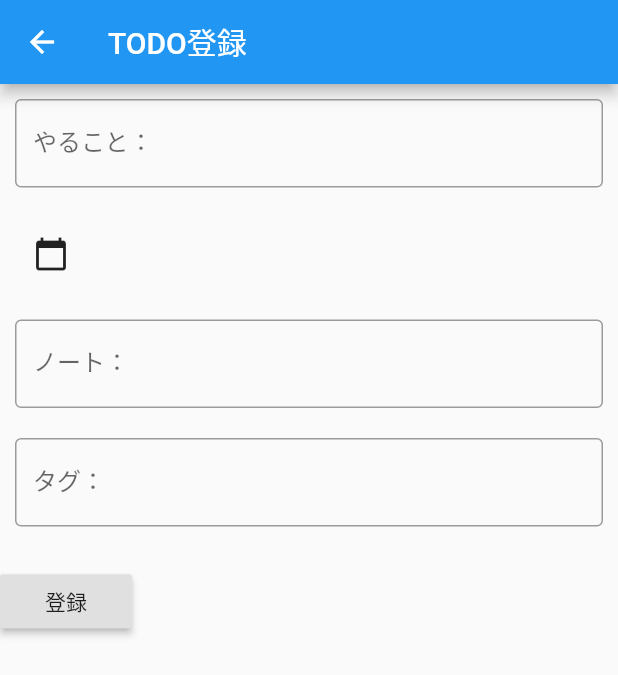
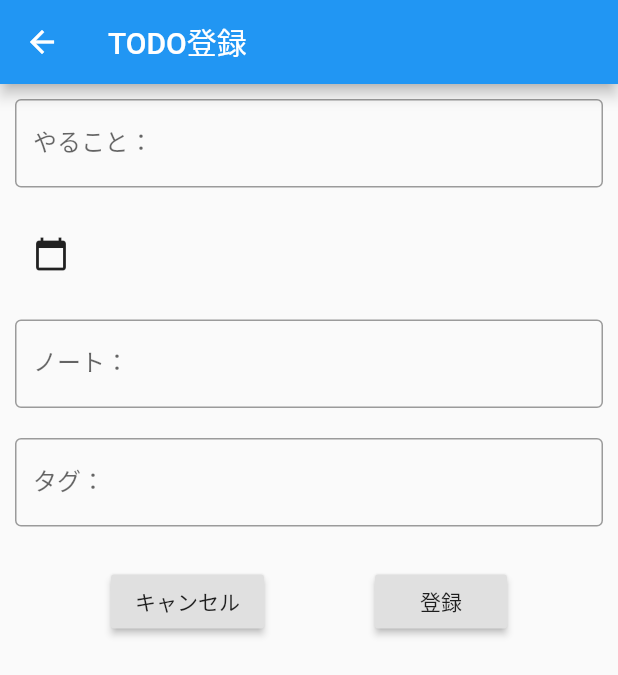
Before and after one commit to takeshitamizuki/vanish_native, a Flutter app: the TodoAdd screen opened directly, on a phone screen of 412 x 824 dp. Shown: the top 675 px of the screen. Run offline on Flutter 3.47's test engine with Material 2 defaults, Android fonts, the phone set to English and light mode, and no system bars; network calls fail.

Commit message:
add cancel button

```diff
--- a/lib/ui/todo_add_view.dart
+++ b/lib/ui/todo_add_view.dart
@@ -150,7 +150,19 @@ class _FormGroupState extends State<FormGroup> {
               },
             ),
           ),
-          Padding(
+          Row(
+            mainAxisAlignment: MainAxisAlignment.spaceEvenly,
+            children: <Widget>[
+              Container(
+                padding: const EdgeInsets.symmetric(vertical: 16.0),
+                child: RaisedButton(
+                  onPressed: () {
+                    Navigator.of(context).pop();
+                  },
+                  child: Text('キャンセル'),
+                ),
+              ),
+              Container(
                 padding: const EdgeInsets.symmetric(vertical: 16.0),
                 child: RaisedButton(
                   onPressed: () {
@@ -161,6 +173,8 @@ class _FormGroupState extends State<FormGroup> {
                   },
                   child: Text('登録'),
                 ),
+              ),
+            ],
           ),
         ],
       ),
```
Lines whose indentation alone changed are shown as unchanged.
